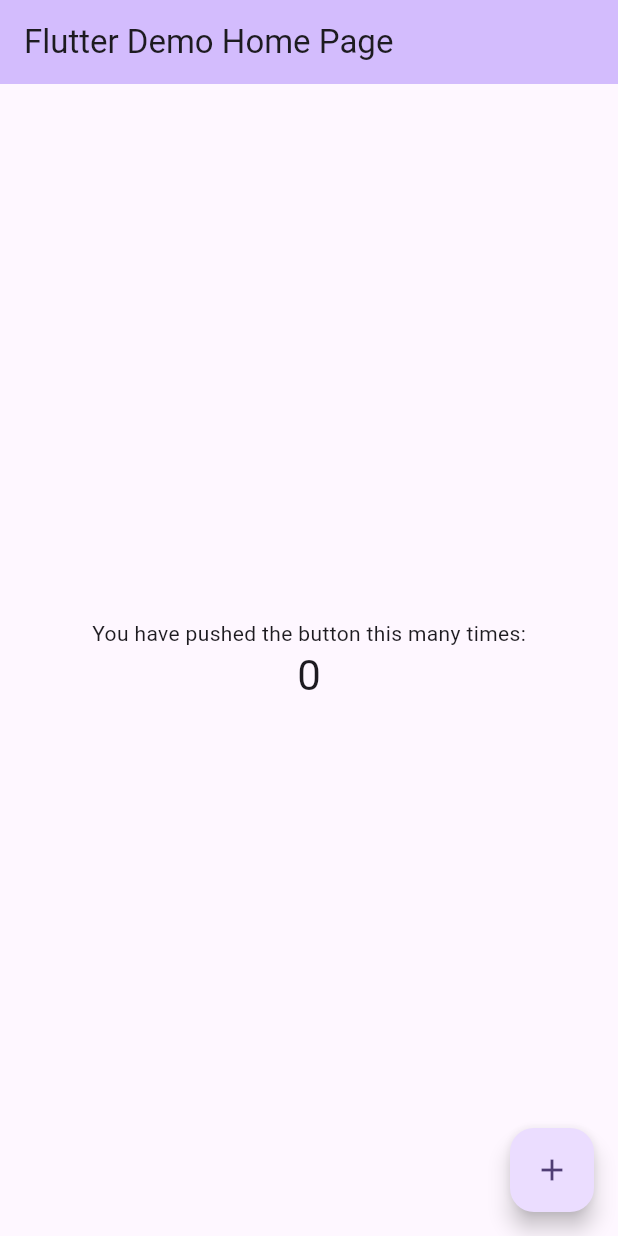
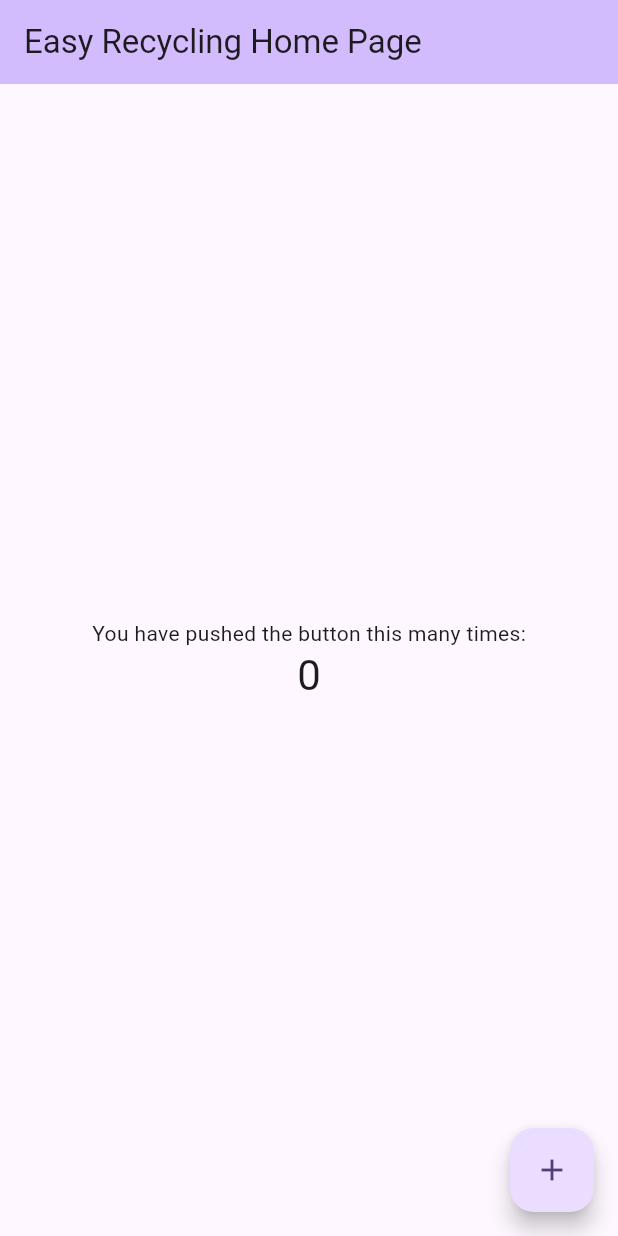
Before and after one commit to bmclab-git/easy-recycling, a Flutter app: the screen it shows after launch, on a phone screen of 412 x 824 dp. Run offline on Flutter 3.47's test engine with Material 3 defaults, Android fonts, the phone set to English and light mode, and no system bars.

Commit message:
타이틀 변경

```diff
--- a/lib/main.dart
+++ b/lib/main.dart
@@ -11,7 +11,7 @@ class MyApp extends StatelessWidget {
   @override
   Widget build(BuildContext context) {
     return MaterialApp(
-      title: 'Flutter Demo',
+      title: 'EASY RECYCLING',
       theme: ThemeData(
         // This is the theme of your application.
         //
@@ -31,7 +31,7 @@ class MyApp extends StatelessWidget {
         colorScheme: ColorScheme.fromSeed(seedColor: Colors.deepPurple),
         useMaterial3: true,
       ),
-      home: const MyHomePage(title: 'Flutter Demo Home Page'),
+      home: const MyHomePage(title: 'Easy Recycling Home Page'),
     );
   }
 }
```
